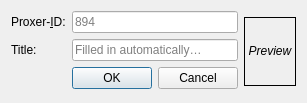
The window that Desktop/addanimedialog.ui (Skycoder42/AniRem) describes before a commit, drawn with Qt 5.
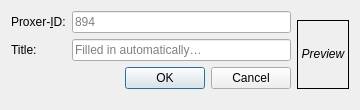
The same window after the commit.

Diff of the .ui file:
```diff
--- a/Desktop/addanimedialog.ui
+++ b/Desktop/addanimedialog.ui
@@ -6,8 +6,8 @@
    <rect>
     <x>0</x>
     <y>0</y>
-    <width>301</width>
-    <height>103</height>
+    <width>360</width>
+    <height>110</height>
    </rect>
   </property>
   <property name="windowTitle">
```
